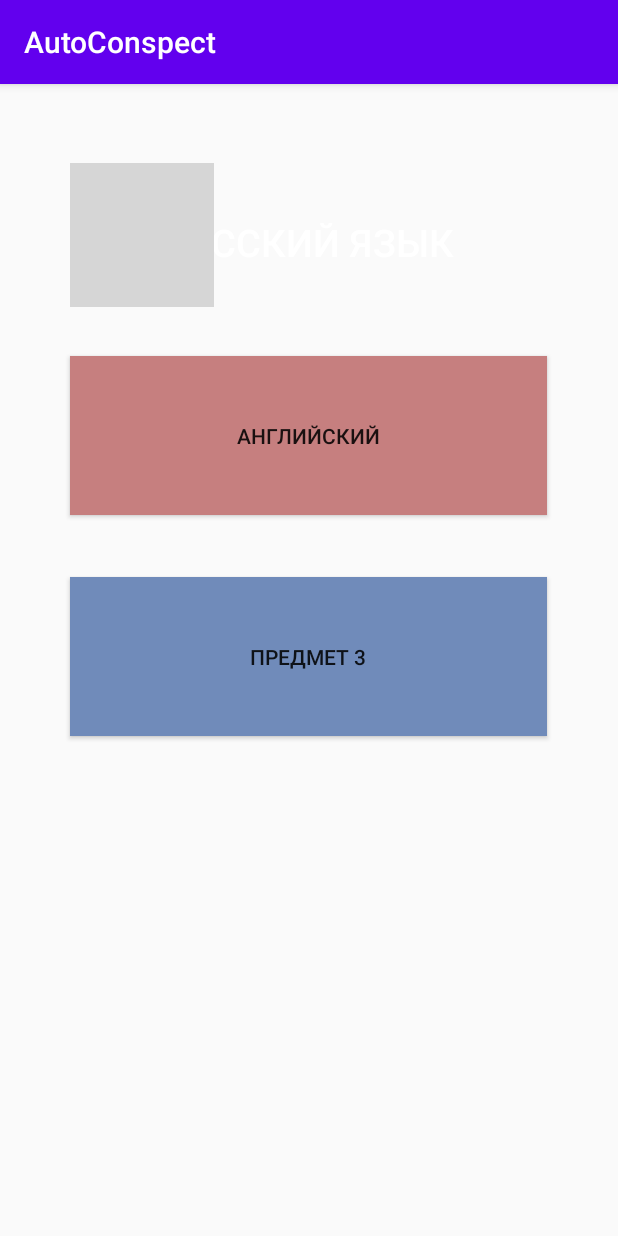
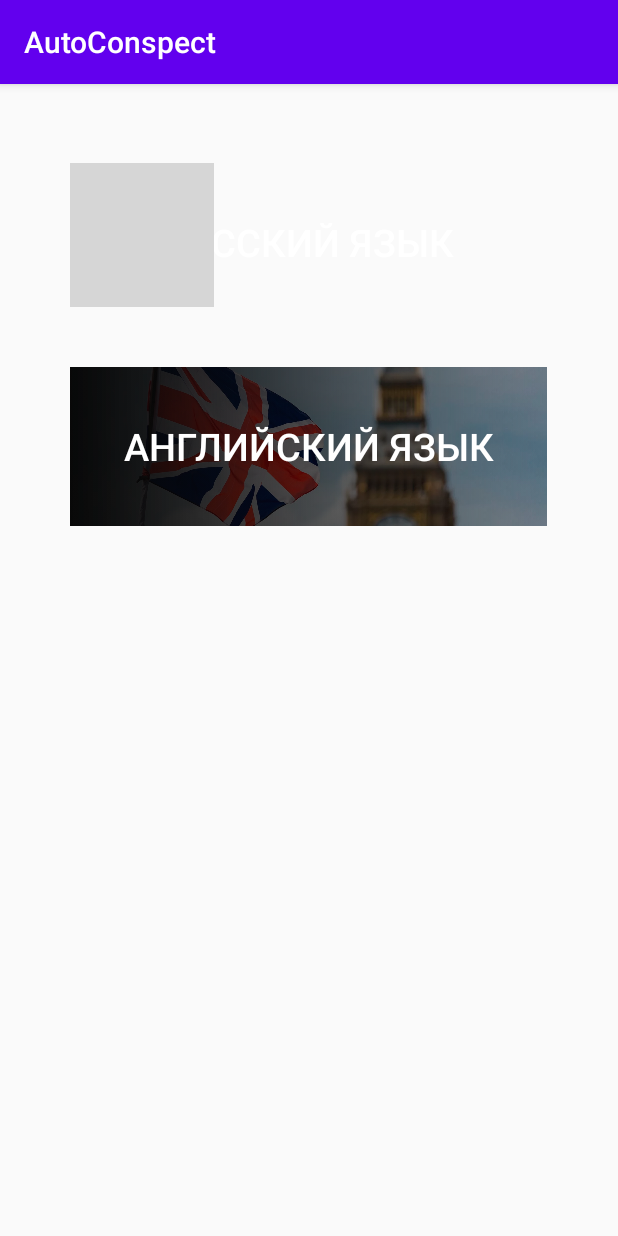
Before and after one commit to SomeAlbert/AutoNote, an Android app: the Scrollingactivity screen opened directly, with no data from a screen before it, on a phone screen of 412 x 824 dp. Run offline under Robolectric (Android 15) with nearby library versions, the phone set to English and light mode, and no system bars; grey boxes are pictures that could not be loaded.

Commit message:
changelist: -added english png for button -edited text viewer (sraactivity) -added down arrow to the bottom of MainActivity

```diff
--- a/app/src/main/java/com/example/autoconspect/Scrollingactivity.kt
+++ b/app/src/main/java/com/example/autoconspect/Scrollingactivity.kt
@@ -4,7 +4,6 @@ import android.content.Intent
 import androidx.appcompat.app.AppCompatActivity
 import android.os.Bundle
 import android.view.animation.AnimationUtils
-import kotlinx.android.synthetic.main.activity_main.*
 
 import kotlinx.android.synthetic.main.scrollingactivity.*
 
@@ -12,21 +11,15 @@ class Scrollingactivity : AppCompatActivity() {
     override fun onCreate(savedInstanceState: Bundle?) {
         super.onCreate(savedInstanceState)
         setContentView(R.layout.scrollingactivity)
-        russian.setOnClickListener {
+        eng.setOnClickListener {
             val animation = AnimationUtils.loadAnimation(this, R.anim.elevate)
-            imageView.startAnimation(animation)
+            engView.startAnimation(animation)
             val intent = Intent(this, LessonbaseActivity::class.java) //база кнспектов
             startActivity(intent)
         }
-        english2.setOnClickListener {
-            val animation = AnimationUtils.loadAnimation(this, R.anim.etransparency)
-            english2.startAnimation(animation)
-            val intent = Intent(this, LessonbaseActivity::class.java) //база кнспектов
-            startActivity(intent)
-        }
-        lesson3.setOnClickListener {
-            val animation = AnimationUtils.loadAnimation(this, R.anim.etransparency)
-            lesson3.startAnimation(animation)
+        eng.setOnClickListener {
+            val animation = AnimationUtils.loadAnimation(this, R.anim.elevate)
+            engView.startAnimation(animation)
             val intent = Intent(this, LessonbaseActivity::class.java) //база кнспектов
             startActivity(intent)
         }
--- a/app/src/main/res/layout/scrollingactivity.xml
+++ b/app/src/main/res/layout/scrollingactivity.xml
@@ -7,35 +7,39 @@
     tools:context=".Scrollingactivity">
 
 
-    <Button
-        android:id="@+id/english2"
+    <FrameLayout
+        android:id="@+id/frameenglish"
         android:layout_width="318dp"
-        android:layout_height="106dp"
-        android:background="#DF4E4E"
-        android:backgroundTint="#C67F7F"
-        android:text="АНГЛИЙСКИЙ"
+        android:layout_height="107dp"
         app:layout_constraintBottom_toBottomOf="parent"
         app:layout_constraintEnd_toEndOf="parent"
         app:layout_constraintHorizontal_bias="0.494"
         app:layout_constraintStart_toStartOf="parent"
-        app:layout_constraintTop_toBottomOf="@+id/frameLayout"
-        app:layout_constraintVertical_bias="0.042" />
+        app:layout_constraintTop_toBottomOf="@+id/framelayout"
+        app:layout_constraintVertical_bias="0.057">
 
-    <Button
-        android:id="@+id/lesson3"
-        android:layout_width="318dp"
-        android:layout_height="106dp"
-        android:background="#708BBA"
-        android:text="ПРЕДМЕТ 3"
-        app:layout_constraintBottom_toBottomOf="parent"
-        app:layout_constraintEnd_toEndOf="parent"
-        app:layout_constraintHorizontal_bias="0.494"
-        app:layout_constraintStart_toStartOf="parent"
-        app:layout_constraintTop_toBottomOf="@+id/english2"
-        app:layout_constraintVertical_bias="0.111" />
+        <ImageView
+            android:id="@+id/engView"
+            android:layout_width="321dp"
+            android:layout_height="106dp"
+            android:scaleType="centerCrop"
+            app:srcCompat="@drawable/english" />
+
+        <Button
+            android:id="@+id/eng"
+            style="@style/Widget.AppCompat.Button.Borderless"
+            android:layout_width="318dp"
+            android:layout_height="106dp"
+            android:alpha="10"
+            android:backgroundTintMode="src_atop"
+            android:text="АНГЛИЙСКИЙ ЯЗЫК"
+            android:textColor="#FFFFFF"
+            android:textColorHighlight="#FFFFFF"
+            android:textSize="25sp" />
+    </FrameLayout>
 
     <FrameLayout
-        android:id="@+id/frameLayout"
+        android:id="@+id/framelayout"
         android:layout_width="318dp"
         android:layout_height="107dp"
         app:layout_constraintBottom_toBottomOf="parent"
@@ -63,11 +67,11 @@
             android:textColor="#FFFFFF"
             android:textColorHighlight="#FFFFFF"
             android:textSize="25sp"
-            app:layout_constraintBottom_toBottomOf="@+id/frameLayout"
-            app:layout_constraintEnd_toEndOf="@+id/frameLayout"
+            app:layout_constraintBottom_toBottomOf="@+id/frameenglish"
+            app:layout_constraintEnd_toEndOf="@+id/frameenglish"
             app:layout_constraintHorizontal_bias="0.0"
-            app:layout_constraintStart_toStartOf="@+id/frameLayout"
-            app:layout_constraintTop_toTopOf="@+id/frameLayout" />
+            app:layout_constraintStart_toStartOf="@+id/frameenglish"
+            app:layout_constraintTop_toTopOf="@+id/frameenglish" />
     </FrameLayout>
 
 
```
Also changed, not shown: app/src/main/res/layout/activity_main.xml (+11 -0 lines), app/src/main/res/layout/activity_sr.xml (+22 -14 lines), app/src/main/res/drawable-v24/english.png (added).
